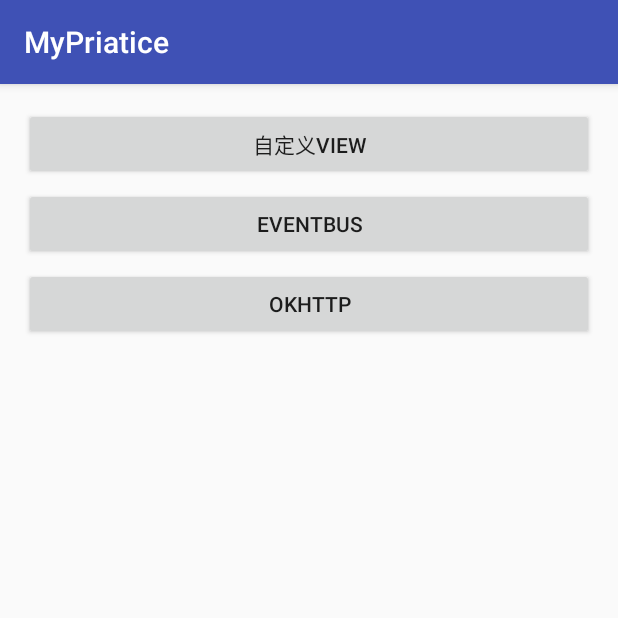
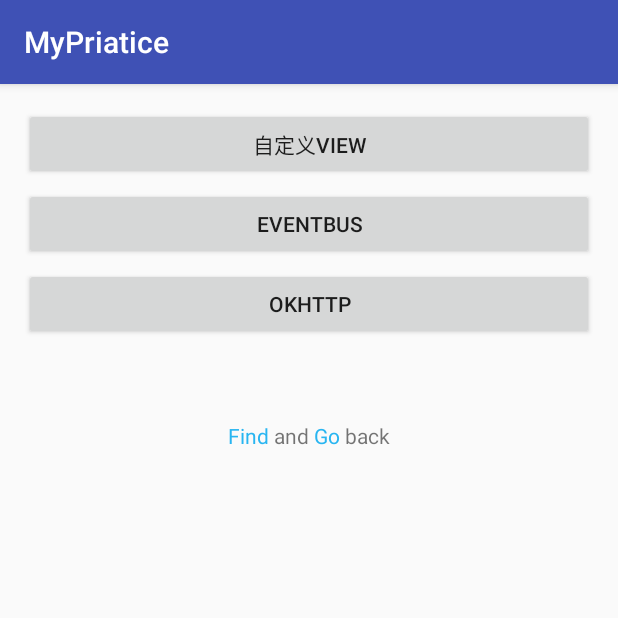
Before and after one commit to cloud9527/PracticeDemo, an Android app: the screen it shows after launch (MainActivity), on a phone screen of 412 x 824 dp, the top half of it. Run offline under Robolectric (Android 15) with nearby library versions, the phone set to English and light mode, and no system bars; our stand-ins replace ButterKnife.

Commit message:
TextView html.forHtml编写方式

```diff
--- a/app/src/main/java/com/example/cloud/mypriatice/MainActivity.java
+++ b/app/src/main/java/com/example/cloud/mypriatice/MainActivity.java
@@ -3,9 +3,11 @@ package com.example.cloud.mypriatice;
 import android.content.Intent;
 import android.os.Bundle;
 import android.support.v7.app.AppCompatActivity;
+import android.text.Html;
 import android.view.View;
 import android.widget.Button;
 import android.widget.RelativeLayout;
+import android.widget.TextView;
 
 import com.example.cloud.mypriatice.eventbus.EventBusOneActivity;
 import com.example.cloud.mypriatice.okhttp.OkHttpDemoActivity;
@@ -24,13 +26,15 @@ public class MainActivity extends AppCompatActivity {
     Button button7;
     @BindView(R.id.button8)
     Button button8;
+    @BindView(R.id.textView4)
+    TextView textView4;
 
     @Override
     protected void onCreate(Bundle savedInstanceState) {
         super.onCreate(savedInstanceState);
         setContentView(R.layout.activity_main);
         ButterKnife.bind(this);
-//        提交测试
+        textView4.setText(Html.fromHtml(getString(R.string.html_text)));
     }
 
     @OnClick({R.id.button6, R.id.button7, R.id.button8})
--- a/app/src/main/res/layout/activity_main.xml
+++ b/app/src/main/res/layout/activity_main.xml
@@ -39,4 +39,13 @@
         android:layout_marginTop="5dp"
         android:text="OkHttp" />
 
+    <TextView
+        android:id="@+id/textView4"
+        android:layout_width="wrap_content"
+        android:layout_height="wrap_content"
+        android:layout_below="@+id/button8"
+        android:layout_centerHorizontal="true"
+        android:layout_marginTop="54dp"
+        android:text="TextView" />
+
 </RelativeLayout>
--- a/app/src/main/res/values/strings.xml
+++ b/app/src/main/res/values/strings.xml
@@ -1,3 +1,12 @@
 <resources>
     <string name="app_name">MyPriatice</string>
+    <string name="html_text" formatted="false">
+
+    <![CDATA[
+    <font color = \'#28B5F1\'>Find</font>
+      and
+      <font color = \'#28B5F1\'>Go</font>
+    back
+]]>
+</string>
 </resources>
```
Also changed, not shown: app/src/main/java/com/example/cloud/mypriatice/okhttp/OkHttpDemoActivity.java (+17 -1 lines).
